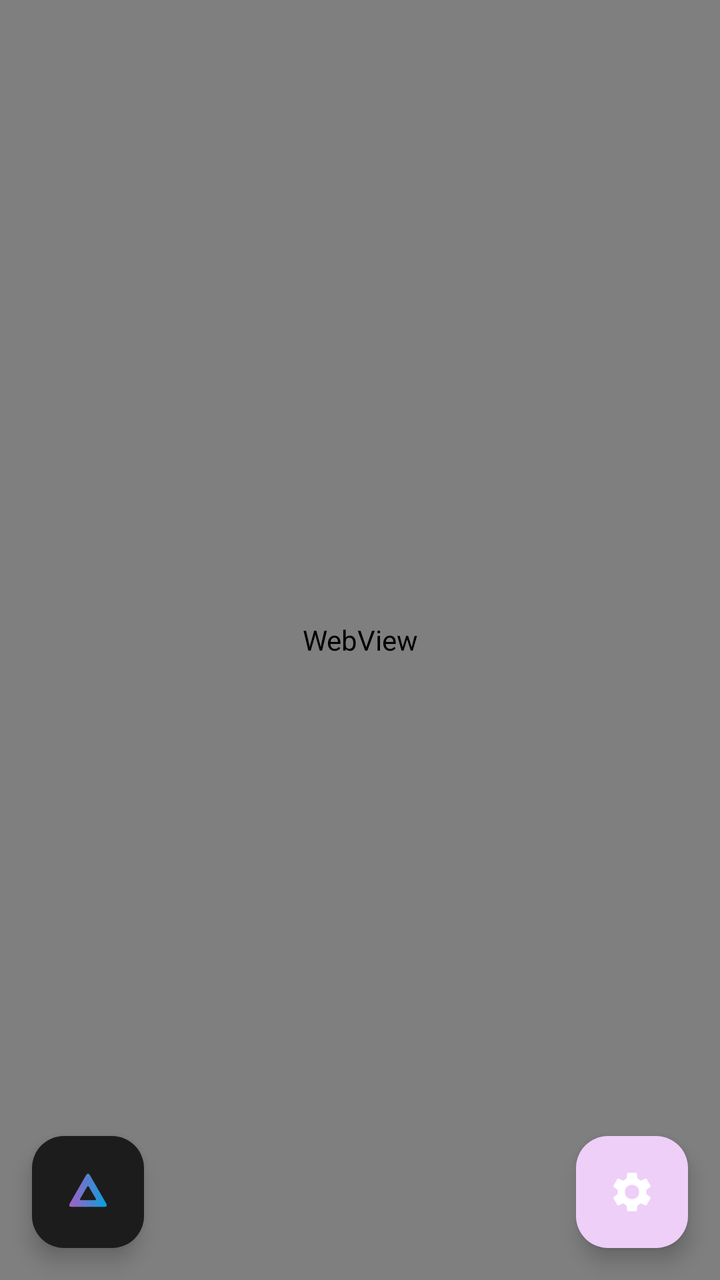
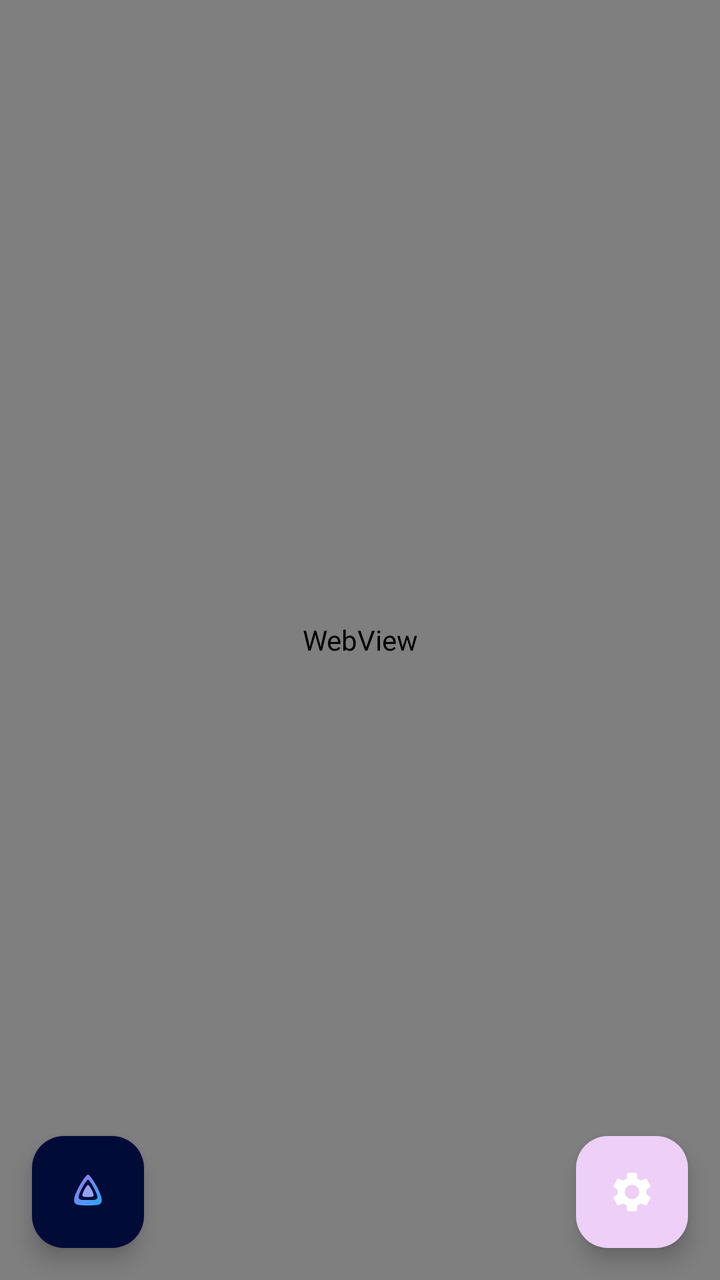

Before-and-after screenshots of an Android layout around one commit, followed by the original layout XML and the change that was made.
<!-- AndroidManifest.xml: application theme Theme.SpotDL -->
<!-- res/layout/activity_webapp.xml -->
<?xml version="1.0" encoding="utf-8"?>
<androidx.coordinatorlayout.widget.CoordinatorLayout
    xmlns:android="http://schemas.android.com/apk/res/android"
    xmlns:app="http://schemas.android.com/apk/res-auto"
    android:layout_width="match_parent"
    android:layout_height="match_parent">

    <WebView
        android:id="@+id/webView"
        android:layout_width="match_parent"
        android:layout_height="match_parent" />

    <ProgressBar
        android:id="@+id/progressBar"
        style="?android:attr/progressBarStyleHorizontal"
        android:layout_width="match_parent"
        android:layout_height="3dp"
        android:layout_gravity="top"
        android:max="100"
        android:visibility="gone"
        android:progressTint="?attr/colorPrimary" />

    <com.google.android.material.floatingactionbutton.FloatingActionButton
        android:id="@+id/fabJellyfin"
        android:layout_width="wrap_content"
        android:layout_height="wrap_content"
        android:layout_gravity="bottom|start"
        android:layout_margin="16dp"
        android:contentDescription="Jellyfin"
        android:src="@drawable/ic_jellyfin"
        app:backgroundTint="#1C1C1C"
        app:fabSize="mini"
        app:tint="@null" />

    <com.google.android.material.floatingactionbutton.FloatingActionButton
        android:id="@+id/fabSettings"
        android:layout_width="wrap_content"
        android:layout_height="wrap_content"
        android:layout_gravity="bottom|end"
        android:layout_margin="16dp"
        android:contentDescription="@string/content_description_settings"
        android:src="@drawable/ic_settings"
        app:fabSize="mini"
        app:tint="?attr/colorOnPrimary" />

</androidx.coordinatorlayout.widget.CoordinatorLayout>
<!-- resources referenced by this layout -->
<resources>
  <!-- drawable ic_jellyfin (drawable) -->
  <?xml version="1.0" encoding="utf-8"?>
  <vector xmlns:android="http://schemas.android.com/apk/res/android"
      xmlns:aapt="http://schemas.android.com/aapt"
      android:width="24dp"
      android:height="24dp"
      android:viewportWidth="100"
      android:viewportHeight="100">
      <path
          android:fillType="evenOdd"
          android:pathData="
              M 46,15 Q 50,8 54,15
              L 88,74 Q 92,81 84,81
              L 16,81 Q 8,81 12,74
              Z
              M 48,39.5 Q 50,36 52,39.5
              L 66,63.5 Q 68,67 64,67
              L 36,67 Q 32,67 34,63.5
              Z">
          <aapt:attr name="android:fillColor">
              <gradient
                  android:type="linear"
                  android:startX="8"
                  android:startY="44"
                  android:endX="92"
                  android:endY="44">
                  <item android:offset="0" android:color="#AA5CC3"/>
                  <item android:offset="1" android:color="#00A4DC"/>
              </gradient>
          </aapt:attr>
      </path>
  </vector>
  <string name="content_description_settings">Paramètres</string>
  <style name="Theme.SpotDL" parent="Theme.Material3.DayNight.NoActionBar">
          <item name="colorPrimary">@color/md_theme_light_primary</item>
          <item name="colorOnPrimary">@color/md_theme_light_onPrimary</item>
          <item name="colorPrimaryContainer">@color/md_theme_light_primaryContainer</item>
          <item name="colorOnPrimaryContainer">@color/md_theme_light_onPrimaryContainer</item>
          <item name="android:colorBackground">@color/md_theme_light_background</item>
          <item name="colorOnBackground">@color/md_theme_light_onBackground</item>
          <item name="colorSurface">@color/md_theme_light_surface</item>
          <item name="colorOnSurface">@color/md_theme_light_onSurface</item>
          <item name="colorSurfaceVariant">@color/md_theme_light_surfaceVariant</item>
          <item name="colorOnSurfaceVariant">@color/md_theme_light_onSurfaceVariant</item>
          <item name="colorOutline">@color/md_theme_light_outline</item>
      </style>
  <color name="md_theme_light_primary">#AA5CC3</color>
  <color name="md_theme_light_onPrimary">#FFFFFF</color>
  <color name="md_theme_light_primaryContainer">#EECFF7</color>
  <color name="md_theme_light_onPrimaryContainer">#2A0040</color>
  <color name="md_theme_light_background">#FBF5FE</color>
  <color name="md_theme_light_onBackground">#1A101E</color>
  <color name="md_theme_light_surface">#FBF5FE</color>
  <color name="md_theme_light_onSurface">#1A101E</color>
  <color name="md_theme_light_surfaceVariant">#EBDAF2</color>
  <color name="md_theme_light_onSurfaceVariant">#4A3754</color>
  <color name="md_theme_light_outline">#7A5F84</color>
  <!-- unchanged entries left out for length: 1 -->
</resources>

<!-- the commit's change to res/layout/activity_webapp.xml (unified diff, before → after) -->
@@ -28,7 +28,7 @@
         android:layout_margin="16dp"
         android:contentDescription="Jellyfin"
         android:src="@drawable/ic_jellyfin"
-        app:backgroundTint="#1C1C1C"
+        app:backgroundTint="#000b38"
         app:fabSize="mini"
         app:tint="@null" />
 
<!-- resource entries referenced after the edit -->
@@ -6,31 +6,46 @@
       xmlns:aapt="http://schemas.android.com/aapt"
       android:width="24dp"
       android:height="24dp"
-      android:viewportWidth="100"
-      android:viewportHeight="100">
+      android:viewportWidth="512"
+      android:viewportHeight="512">
+  
+      
       <path
-          android:fillType="evenOdd"
-          android:pathData="
-              M 46,15 Q 50,8 54,15
-              L 88,74 Q 92,81 84,81
-              L 16,81 Q 8,81 12,74
-              Z
-              M 48,39.5 Q 50,36 52,39.5
-              L 66,63.5 Q 68,67 64,67
-              L 36,67 Q 32,67 34,63.5
-              Z">
+          android:pathData="M256,70 C280,70 380,230 400,320 C410,370 390,390 350,395 C290,402 220,402 160,395 C120,390 100,370 110,320 C130,230 232,70 256,70 Z">
           <aapt:attr name="android:fillColor">
               <gradient
                   android:type="linear"
-                  android:startX="8"
-                  android:startY="44"
-                  android:endX="92"
-                  android:endY="44">
-                  <item android:offset="0" android:color="#AA5CC3"/>
-                  <item android:offset="1" android:color="#00A4DC"/>
+                  android:startX="0"
+                  android:startY="0"
+                  android:endX="512"
+                  android:endY="512">
+                  <item android:offset="0" android:color="#c16ae6"/>
+                  <item android:offset="1" android:color="#00b7ff"/>
               </gradient>
           </aapt:attr>
       </path>
+  
+      
+      <path
+          android:fillColor="#000b38"
+          android:pathData="M256,125 C272,125 340,240 355,300 C360,325 348,338 320,340 C278,343 234,343 192,340 C164,338 152,325 157,300 C172,240 240,125 256,125 Z" />
+  
+      
+      <path
+          android:pathData="M256,180 C268,180 305,245 315,280 C320,298 312,306 292,308 C268,310 244,310 220,308 C200,306 192,298 197,280 C207,245 244,180 256,180 Z">
+          <aapt:attr name="android:fillColor">
+              <gradient
+                  android:type="linear"
+                  android:startX="0"
+                  android:startY="0"
+                  android:endX="512"
+                  android:endY="512">
+                  <item android:offset="0" android:color="#b38ae8"/>
+                  <item android:offset="1" android:color="#7ab8ff"/>
+              </gradient>
+          </aapt:attr>
+      </path>
+  
   </vector>
   <string name="content_description_settings">Paramètres</string>
   <style name="Theme.SpotDL" parent="Theme.Material3.DayNight.NoActionBar">
